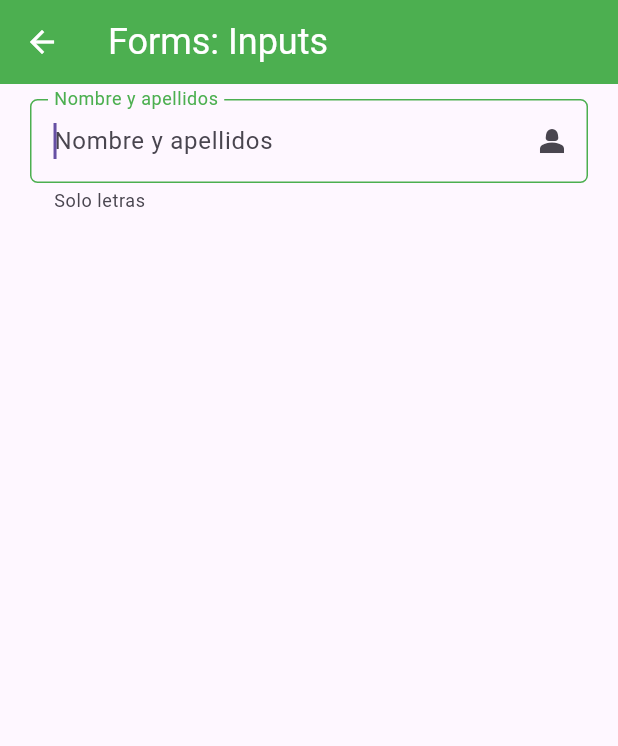
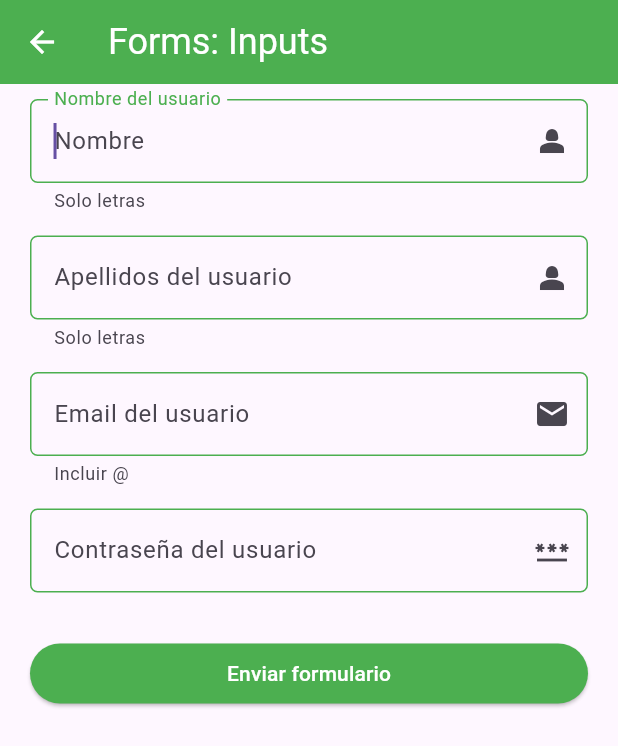
Before and after one commit to Guillermojs9/fl_componentes, a Flutter app: the InputsScreen screen opened by its route, on a phone screen of 412 x 824 dp. Shown: the top 746 px of the screen. Run offline on Flutter 3.47's test engine with Material 3 defaults, Android fonts, the phone set to English and light mode, and no system bars.

Commit message:
Foco en el botón enviar

```diff
--- a/fl_componentes/lib/screens/inputs_screen.dart
+++ b/fl_componentes/lib/screens/inputs_screen.dart
@@ -6,21 +6,71 @@ class InputsScreen extends StatelessWidget {
 
   @override
   Widget build(BuildContext context) {
+    final myFormKey = GlobalKey<FormState>();
+
+    final Map<String, String> formValues = {
+      "nombre": "Andres",
+      "apellido": "Iniesta",
+      "email": "iniesta@gmail.com",
+      "password": "123456",
+      "role": "usuario"
+    };
+
     return Scaffold(
         appBar: AppBar(
           title: const Text("Forms: Inputs"),
         ),
-        body: const SingleChildScrollView(
-          padding: EdgeInsets.symmetric(horizontal: 20, vertical: 10),
+        body: SingleChildScrollView(
+          padding: const EdgeInsets.symmetric(horizontal: 20, vertical: 10),
+          child: Form(
+            key: myFormKey,
             child: Column(
               children: [
-                CustomTextFormField(
-                hintText: "Nombre y apellidos",
-                labelText: "Nombre y apellidos",
+                const CustomTextFormField(
+                  hintText: "Nombre",
+                  labelText: "Nombre del usuario",
                   helperText: "Solo letras",
                   suffixIcon: Icons.person_2,
+                  obscureText: false,
                 ),
+                const SizedBox(height: 15),
+                const CustomTextFormField(
+                  hintText: "Apellidos",
+                  labelText: "Apellidos del usuario",
+                  helperText: "Solo letras",
+                  suffixIcon: Icons.person_2,
+                  obscureText: false,
+                ),
+                const SizedBox(height: 15),
+                const CustomTextFormField(
+                  hintText: "Email",
+                  labelText: "Email del usuario",
+                  helperText: "Incluir @",
+                  suffixIcon: Icons.email,
+                  keyboardType: TextInputType.emailAddress,
+                  obscureText: false,
+                ),
+                const SizedBox(height: 15),
+                const CustomTextFormField(
+                  hintText: "Contraseña",
+                  labelText: "Contraseña del usuario",
+                  suffixIcon: Icons.password,
+                  obscureText: true,
+                ),
+                const SizedBox(height: 30),
+                ElevatedButton(
+                    onPressed: () {
+                      FocusScope.of(context).requestFocus(FocusNode());
+                      if(!myFormKey.currentState!.validate()){
+                        print("Errores en el formulario");
+                        return;
+                      }
+                    },
+                    child: const SizedBox(
+                        width: double.infinity,
+                        child: Center(child: Text("Enviar formulario"))))
               ],
+            ),
           ),
         ));
   }
--- a/fl_componentes/lib/widgets/custom_text_form_file.dart
+++ b/fl_componentes/lib/widgets/custom_text_form_file.dart
@@ -5,12 +5,15 @@ class CustomTextFormField extends StatelessWidget {
   final String? labelText;
   final String? helperText;
   final IconData? suffixIcon;
+  final TextInputType? keyboardType;
+  final bool obscureText;
   const CustomTextFormField({
     super.key,
     this.hintText,
     this.labelText,
     this.helperText,
     this.suffixIcon,
+    this.keyboardType, required this.obscureText,
   });
 
   @override
@@ -18,6 +21,8 @@ class CustomTextFormField extends StatelessWidget {
     return TextFormField(
       autofocus: true,
       textCapitalization: TextCapitalization.words,
+      keyboardType: keyboardType,
+      obscureText: obscureText,
       onChanged: (value) {
         print("valor: ${value}");
       },
```
Lines whose indentation alone changed are shown as unchanged.
